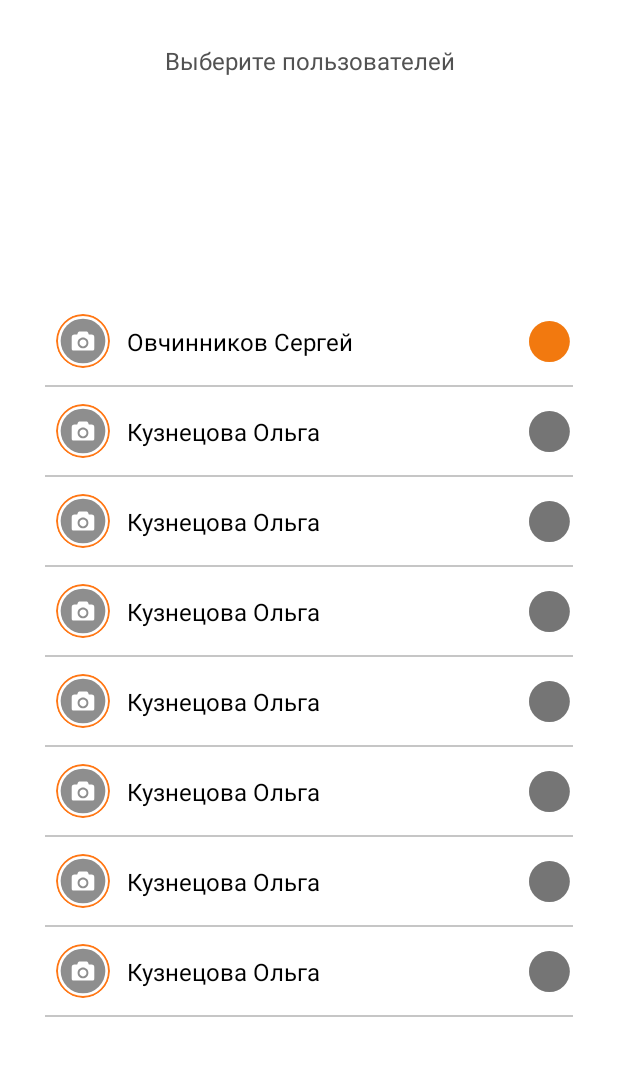
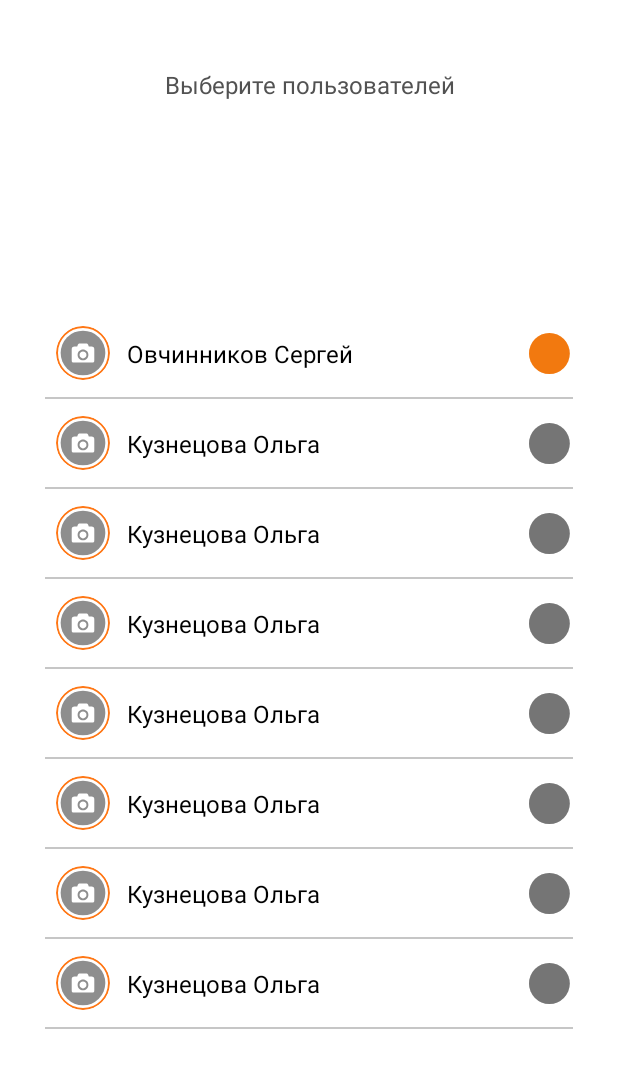
Before and after one commit to Osa-sergey/Fit, an Android app: the fragment SettingsListFragment shown on its own in the app's theme, on a phone screen of 412 x 824 dp. Shown: the top 1068 px of the screen. Run offline under Robolectric (Android 15) with nearby library versions, the phone set to English and light mode, and no system bars; our stand-ins replace CircleImageView.

Commit message:
Поправлены отступы

```diff
--- a/app/src/main/res/layout/fragment_settings_list.xml
+++ b/app/src/main/res/layout/fragment_settings_list.xml
@@ -9,12 +9,12 @@
         android:id="@+id/text"
         android:layout_width="match_parent"
         android:layout_height="wrap_content"
-        android:layout_marginTop="29dp"
+        android:layout_marginTop="45dp"
+        android:fontFamily="sans-serif"
         android:gravity="center_horizontal"
         android:text="@string/select_users"
         android:textColor="#525252"
         android:textSize="16sp"
-        android:fontFamily="sans-serif"
         app:layout_constraintStart_toStartOf="parent"
         app:layout_constraintTop_toTopOf="parent" />
 
--- a/app/src/main/res/layout/fragment_settings_type.xml
+++ b/app/src/main/res/layout/fragment_settings_type.xml
@@ -9,7 +9,7 @@
         android:layout_width="wrap_content"
         android:layout_height="wrap_content"
         android:layout_marginStart="15dp"
-        android:layout_marginTop="30dp"
+        android:layout_marginTop="40dp"
         app:layout_constraintStart_toStartOf="parent"
         app:layout_constraintTop_toTopOf="parent">
 
```
